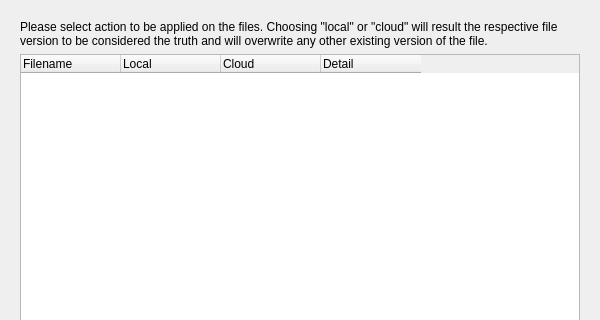
opengisch/qfieldsync, file qfieldsync/ui/cloud_transfer_dialog.ui: the form before one commit; both pictures show x 0 to 600 and y 0 to 320 of the 600 by 570 pixel window.
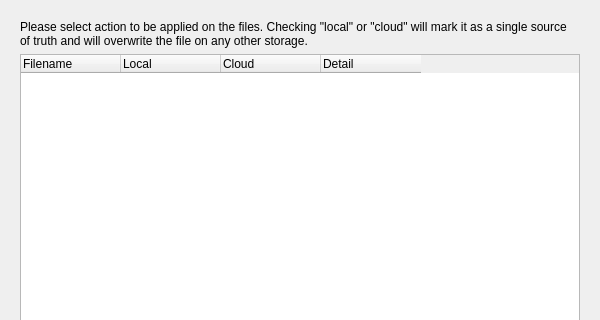
The form after the commit.

Commit message: Improve hint message on the sync dialog

What changed in the file:
```diff
--- a/qfieldsync/ui/cloud_transfer_dialog.ui
+++ b/qfieldsync/ui/cloud_transfer_dialog.ui
@@ -105,7 +105,7 @@
        <item>
         <widget class="QLabel" name="explanationLabel">
          <property name="text">
-          <string>Please select action to be applied on the files. Choosing &quot;local&quot; or &quot;cloud&quot; will result the respective file version to be considered the truth and will overwrite any other existing version of the file.</string>
+          <string>Please select action to be applied on the files. Checking &quot;local&quot; or &quot;cloud&quot; will mark it as a single source of truth and will overwrite the file on any other storage.</string>
          </property>
          <property name="wordWrap">
           <bool>true</bool>
```
